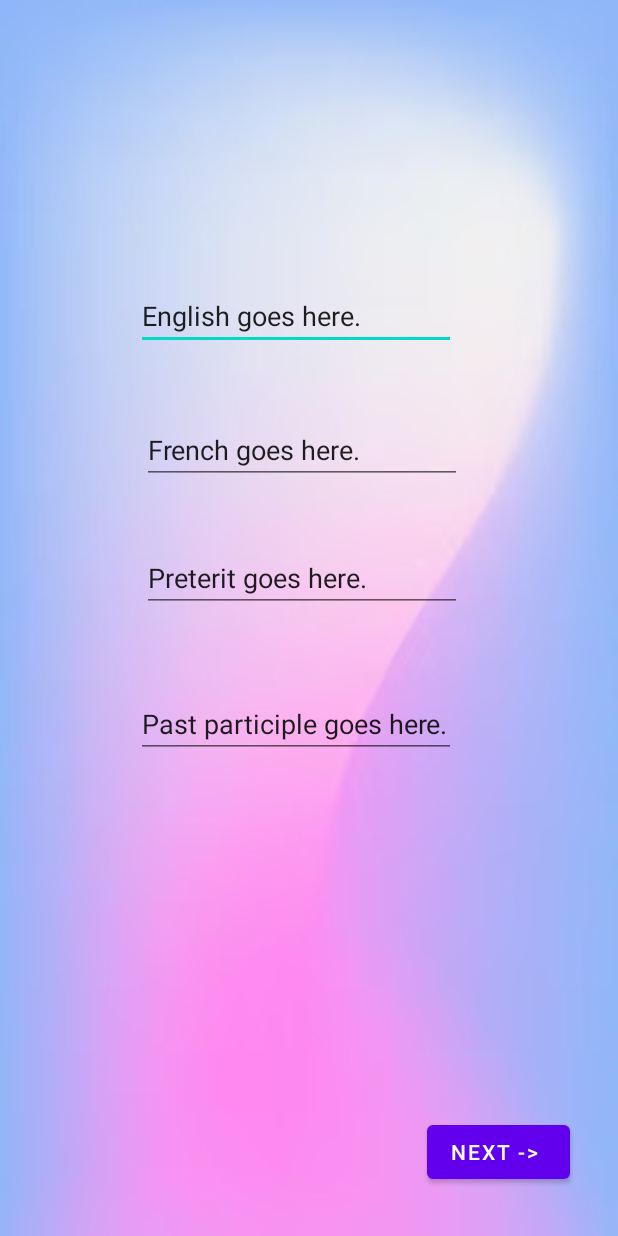
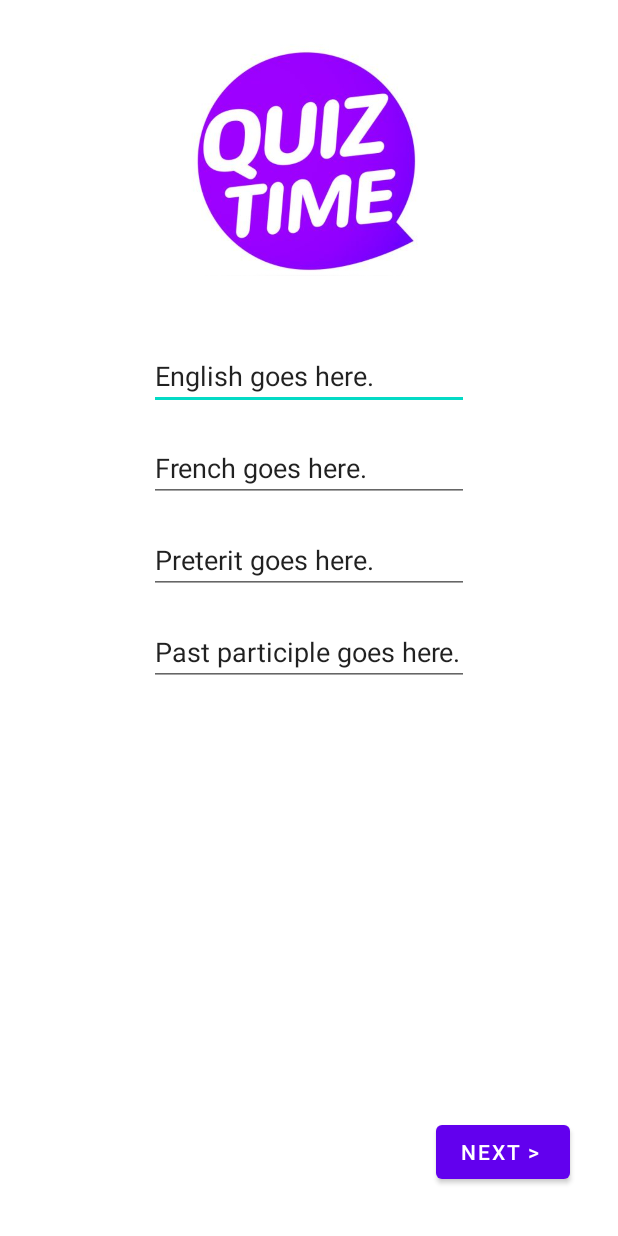
Before and after one commit to MassiGy/teachme.io, an Android app: the random_test_view screen opened directly, with no data from a screen before it, on a phone screen of 412 x 824 dp. Run offline under Robolectric (Android 15) with nearby library versions, the phone set to English and light mode, and no system bars; 4 statements that could not run were skipped.

Commit message:
+dev-massigy: changer the design of the classic and the random test view

```diff
--- a/src/app/src/main/res/layout/activity_classic_test_view.xml
+++ b/src/app/src/main/res/layout/activity_classic_test_view.xml
@@ -25,11 +25,11 @@
         android:layout_width="wrap_content"
         android:layout_height="wrap_content"
         android:layout_marginTop="228dp"
-        android:layout_marginEnd="100dp"
         android:ems="10"
         android:inputType="textPersonName"
         android:text="English goes here (hint)"
         app:layout_constraintEnd_toEndOf="parent"
+        app:layout_constraintStart_toStartOf="parent"
         app:layout_constraintTop_toTopOf="parent" />
 
     <EditText
@@ -37,35 +37,35 @@
         android:layout_width="wrap_content"
         android:layout_height="wrap_content"
         android:layout_marginTop="16dp"
-        android:layout_marginEnd="100dp"
         android:ems="10"
         android:inputType="textPersonName"
         android:text="French goes here."
         app:layout_constraintEnd_toEndOf="parent"
+        app:layout_constraintStart_toStartOf="parent"
         app:layout_constraintTop_toBottomOf="@+id/classic_test_english" />
 
     <EditText
         android:id="@+id/classic_test_preterit"
         android:layout_width="wrap_content"
         android:layout_height="wrap_content"
-        android:layout_marginTop="24dp"
-        android:layout_marginEnd="100dp"
+        android:layout_marginTop="16dp"
         android:ems="10"
         android:inputType="textPersonName"
         android:text="Preterit goes here."
         app:layout_constraintEnd_toEndOf="parent"
+        app:layout_constraintStart_toStartOf="parent"
         app:layout_constraintTop_toBottomOf="@+id/classic_test_french" />
 
     <EditText
         android:id="@+id/classic_test_past_participle"
         android:layout_width="wrap_content"
         android:layout_height="wrap_content"
-        android:layout_marginTop="20dp"
-        android:layout_marginEnd="100dp"
+        android:layout_marginTop="16dp"
         android:ems="10"
         android:inputType="textPersonName"
         android:text="P. past  goes here."
         app:layout_constraintEnd_toEndOf="parent"
+        app:layout_constraintStart_toStartOf="parent"
         app:layout_constraintTop_toBottomOf="@+id/classic_test_preterit" />
 
     <ImageView
--- a/src/app/src/main/res/layout/activity_random_test_view.xml
+++ b/src/app/src/main/res/layout/activity_random_test_view.xml
@@ -7,7 +7,6 @@
     android:configChanges="orientation"
     android:screenOrientation="portrait"
     tools:ignore="LockedOrientationActivity"
-    android:background="@drawable/teachme_io_bg"
     tools:context=".random_test_view">
 
     <Button
@@ -16,7 +15,7 @@
         android:layout_height="wrap_content"
         android:layout_marginEnd="32dp"
         android:layout_marginBottom="32dp"
-        android:text="Next -> "
+        android:text="Next > "
         app:layout_constraintBottom_toBottomOf="parent"
         app:layout_constraintEnd_toEndOf="parent" />
 
@@ -24,48 +23,58 @@
         android:id="@+id/random_test_english"
         android:layout_width="wrap_content"
         android:layout_height="wrap_content"
-        android:layout_marginTop="188dp"
-        android:layout_marginEnd="108dp"
+        android:layout_marginTop="228dp"
         android:ems="10"
         android:inputType="textPersonName"
         android:text="English goes here."
         app:layout_constraintEnd_toEndOf="parent"
+        app:layout_constraintStart_toStartOf="parent"
         app:layout_constraintTop_toTopOf="parent" />
 
     <EditText
         android:id="@+id/random_test_preterit"
         android:layout_width="wrap_content"
         android:layout_height="wrap_content"
-        android:layout_marginTop="40dp"
-        android:layout_marginEnd="104dp"
+        android:layout_marginTop="16dp"
         android:ems="10"
         android:inputType="textPersonName"
         android:text="Preterit goes here."
         app:layout_constraintEnd_toEndOf="parent"
+        app:layout_constraintStart_toStartOf="parent"
         app:layout_constraintTop_toBottomOf="@+id/random_test_french" />
 
     <EditText
         android:id="@+id/random_test_past_participle"
         android:layout_width="wrap_content"
         android:layout_height="wrap_content"
-        android:layout_marginTop="52dp"
-        android:layout_marginEnd="108dp"
+        android:layout_marginTop="16dp"
         android:ems="10"
         android:inputType="textPersonName"
         android:text="Past participle goes here."
         app:layout_constraintEnd_toEndOf="parent"
+        app:layout_constraintStart_toStartOf="parent"
         app:layout_constraintTop_toBottomOf="@+id/random_test_preterit" />
 
     <EditText
         android:id="@+id/random_test_french"
         android:layout_width="wrap_content"
         android:layout_height="wrap_content"
-        android:layout_marginTop="44dp"
-        android:layout_marginEnd="104dp"
+        android:layout_marginTop="16dp"
         android:ems="10"
         android:inputType="textPersonName"
         android:text="French goes here."
         app:layout_constraintEnd_toEndOf="parent"
+        app:layout_constraintStart_toStartOf="parent"
         app:layout_constraintTop_toBottomOf="@+id/random_test_english" />
 
+    <ImageView
+        android:id="@+id/imageView"
+        android:layout_width="183dp"
+        android:layout_height="175dp"
+        android:layout_marginTop="16dp"
+        app:layout_constraintEnd_toEndOf="parent"
+        app:layout_constraintStart_toStartOf="parent"
+        app:layout_constraintTop_toTopOf="parent"
+        app:srcCompat="@drawable/teachme_io_test_image" />
+
 </androidx.constraintlayout.widget.ConstraintLayout>
```
